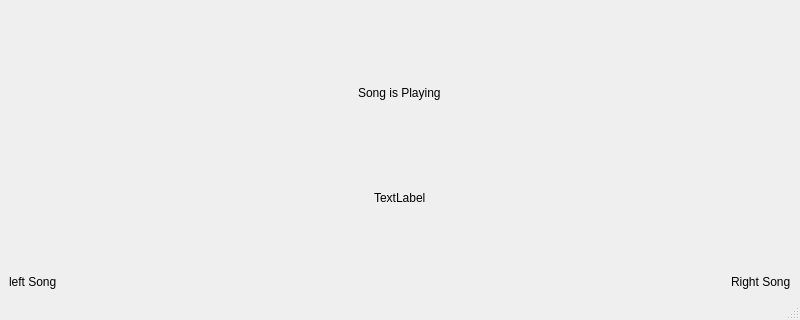
First picture: the form in frontEnd/OMC_FrontEnd/mainwindow.ui, repository Nood24/MIDI-Real-Time, before the edit; both pictures show x 0 to 800 and y 280 to 600 of the 800 by 600 pixel window.
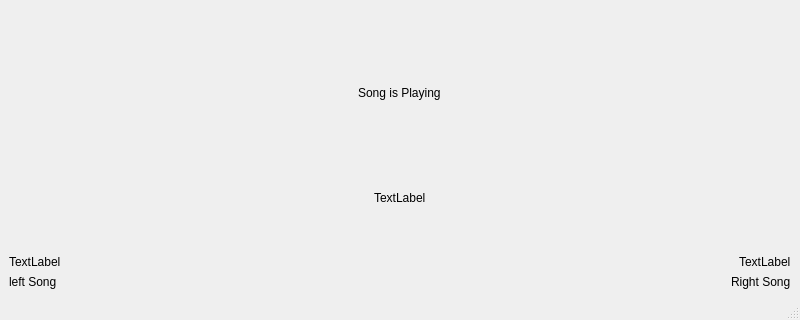
Second picture: the form after the edit. Icons and pictures are not drawn.

```diff
--- a/frontEnd/OMC_FrontEnd/mainwindow.ui
+++ b/frontEnd/OMC_FrontEnd/mainwindow.ui
@@ -39,7 +39,27 @@
         </property>
        </widget>
       </item>
-      <item alignment="Qt::AlignBottom">
+      <item>
+       <spacer name="verticalSpacer_2">
+        <property name="orientation">
+         <enum>Qt::Vertical</enum>
+        </property>
+        <property name="sizeHint" stdset="0">
+         <size>
+          <width>20</width>
+          <height>40</height>
+         </size>
+        </property>
+       </spacer>
+      </item>
+      <item alignment="Qt::AlignLeft|Qt::AlignBottom">
+       <widget class="QLabel" name="leftShift">
+        <property name="text">
+         <string>TextLabel</string>
+        </property>
+       </widget>
+      </item>
+      <item alignment="Qt::AlignLeft|Qt::AlignVCenter">
        <widget class="QLabel" name="left_song">
         <property name="text">
          <string>left Song</string>
@@ -108,7 +128,27 @@
         </property>
        </widget>
       </item>
+      <item>
+       <spacer name="verticalSpacer">
+        <property name="orientation">
+         <enum>Qt::Vertical</enum>
+        </property>
+        <property name="sizeHint" stdset="0">
+         <size>
+          <width>20</width>
+          <height>40</height>
+         </size>
+        </property>
+       </spacer>
+      </item>
       <item alignment="Qt::AlignRight|Qt::AlignBottom">
+       <widget class="QLabel" name="rightShift">
+        <property name="text">
+         <string>TextLabel</string>
+        </property>
+       </widget>
+      </item>
+      <item alignment="Qt::AlignRight|Qt::AlignVCenter">
        <widget class="QLabel" name="right_song">
         <property name="text">
          <string>Right Song</string>
```
